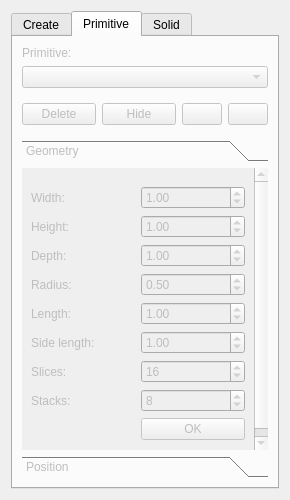
This is src/ToolWidget.ui in Ovilia/April as Qt 5 draws it before an edit. The edited form follows.
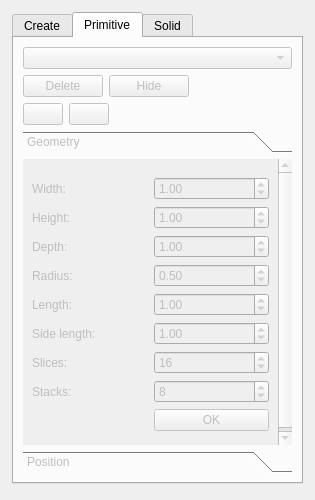
This is the edited form. The open tabs and pages were chosen to show the change. Icons and pictures are not drawn.

Commit message: Texture read and write complete. Bug remains when repaint texture uv map after set primitive

```diff
--- a/src/ToolWidget.ui
+++ b/src/ToolWidget.ui
@@ -6,34 +6,49 @@
    <rect>
     <x>0</x>
     <y>0</y>
-    <width>290</width>
+    <width>315</width>
     <height>500</height>
    </rect>
   </property>
   <property name="sizePolicy">
-   <sizepolicy hsizetype="Preferred" vsizetype="Preferred">
+   <sizepolicy hsizetype="MinimumExpanding" vsizetype="MinimumExpanding">
     <horstretch>0</horstretch>
     <verstretch>0</verstretch>
    </sizepolicy>
   </property>
   <property name="minimumSize">
    <size>
-    <width>290</width>
+    <width>300</width>
     <height>500</height>
    </size>
   </property>
   <property name="maximumSize">
    <size>
-    <width>400</width>
-    <height>500</height>
+    <width>315</width>
+    <height>538</height>
    </size>
   </property>
   <property name="windowTitle">
    <string>Tools</string>
   </property>
   <layout class="QVBoxLayout" name="verticalLayout">
+   <property name="margin">
+    <number>12</number>
+   </property>
    <item>
     <widget class="QTabWidget" name="tabWidget">
+     <property name="sizePolicy">
+      <sizepolicy hsizetype="Fixed" vsizetype="Fixed">
+       <horstretch>0</horstretch>
+       <verstretch>0</verstretch>
+      </sizepolicy>
+     </property>
+     <property name="maximumSize">
+      <size>
+       <width>291</width>
+       <height>472</height>
+      </size>
+     </property>
      <property name="currentIndex">
       <number>0</number>
      </property>
@@ -390,13 +405,6 @@
        <string>Primitive</string>
       </attribute>
       <layout class="QVBoxLayout" name="verticalLayout_5">
-       <item>
-        <widget class="QLabel" name="label">
-         <property name="text">
-          <string>Primitive: </string>
-         </property>
-        </widget>
-       </item>
        <item>
         <widget class="QComboBox" name="primitiveBox"/>
        </item>
@@ -409,10 +417,7 @@
           </size>
          </property>
          <layout class="QHBoxLayout" name="horizontalLayout_5">
-          <property name="leftMargin">
-           <number>0</number>
-          </property>
-          <property name="rightMargin">
+          <property name="margin">
            <number>0</number>
           </property>
           <item>
@@ -436,6 +441,28 @@
            </widget>
           </item>
           <item>
+           <spacer name="horizontalSpacer_5">
+            <property name="orientation">
+             <enum>Qt::Horizontal</enum>
+            </property>
+            <property name="sizeHint" stdset="0">
+             <size>
+              <width>40</width>
+              <height>20</height>
+             </size>
+            </property>
+           </spacer>
+          </item>
+         </layout>
+        </widget>
+       </item>
+       <item>
+        <widget class="QWidget" name="widget_5" native="true">
+         <layout class="QHBoxLayout" name="horizontalLayout_6">
+          <property name="margin">
+           <number>0</number>
+          </property>
+          <item>
            <widget class="QPushButton" name="colorButton">
             <property name="text">
              <string/>
@@ -454,7 +481,7 @@
            </widget>
           </item>
           <item>
-           <spacer name="horizontalSpacer_5">
+           <spacer name="horizontalSpacer_6">
             <property name="orientation">
              <enum>Qt::Horizontal</enum>
             </property>
@@ -479,8 +506,8 @@
            <rect>
             <x>0</x>
             <y>0</y>
-            <width>248</width>
-            <height>295</height>
+            <width>246</width>
+            <height>362</height>
            </rect>
           </property>
           <attribute name="label">
@@ -1326,6 +1353,19 @@
      </widget>
     </widget>
    </item>
+   <item>
+    <spacer name="verticalSpacer_6">
+     <property name="orientation">
+      <enum>Qt::Vertical</enum>
+     </property>
+     <property name="sizeHint" stdset="0">
+      <size>
+       <width>20</width>
+       <height>40</height>
+      </size>
+     </property>
+    </spacer>
+   </item>
   </layout>
  </widget>
  <resources>
```
Left out of the diff: 40 changed lines with no effect on the pictures. The commit also changes 11 other files.
